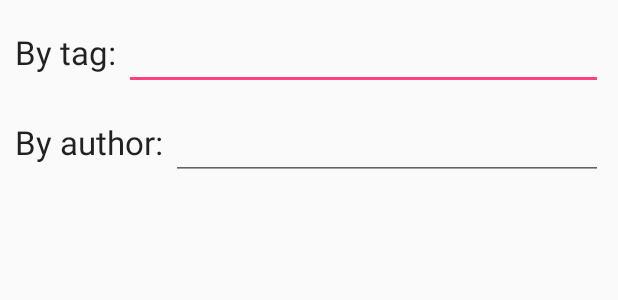
After one commit to rotem-ad/Beats, an Android app: the layout dialog_search_playlits.xml on its own in the app's theme, with its tools: preview values and no code run, on a phone screen of 412 x 824 dp. The commit adds this screen. Shown: the top 300 px of the screen. Run offline under Robolectric (Android 15) with nearby library versions, the phone set to English and light mode, and no system bars.

Commit message:
Add search in home tab

```diff
--- a/app/src/main/java/com/example/rotem/beats/Model/Model.java
+++ b/app/src/main/java/com/example/rotem/beats/Model/Model.java
@@ -96,6 +96,10 @@ public class Model {
         modelFirebase.getPlaylistsByUser(userId, listener);
     }
 
+    public void findPlaylists(String tag, String author, final GetPlaylistsListener listener) {
+        modelFirebase.findPlaylists(tag, author, listener);
+    }
+
     public void GetPlaylistById(String id, GetPlaylist listener){
         modelFirebase.getPlaylistById(id, listener);
     }
--- a/app/src/main/res/layout/dialog_add_tag.xml
+++ b/app/src/main/res/layout/dialog_add_tag.xml
@@ -8,7 +8,7 @@
     <TextView
         android:layout_width="wrap_content"
         android:layout_height="wrap_content"
-        android:text="Enter Tag : "
+        android:text="Enter tag : "
         android:textAppearance="?android:attr/textAppearanceLarge" />
 
     <EditText
--- /dev/null
+++ b/app/src/main/res/layout/dialog_search_playlits.xml
@@ -0,0 +1,53 @@
+<?xml version="1.0" encoding="utf-8"?>
+<LinearLayout xmlns:android="http://schemas.android.com/apk/res/android"
+    android:layout_width="match_parent"
+    android:layout_height="match_parent"
+    android:orientation="vertical"
+    android:padding="10dp">
+
+    <LinearLayout
+        android:layout_width="match_parent"
+        android:layout_height="wrap_content"
+        android:orientation="vertical">
+
+        <LinearLayout
+            android:layout_width="match_parent"
+            android:layout_height="wrap_content"
+            android:orientation="horizontal"
+            android:paddingBottom="10dp">
+
+            <TextView
+                android:layout_width="wrap_content"
+                android:layout_height="wrap_content"
+                android:text="By tag: "
+                android:textAppearance="?android:attr/textAppearanceLarge" />
+
+            <EditText
+                android:id="@+id/search_by_tag"
+                android:layout_width="match_parent"
+                android:layout_height="wrap_content"
+                android:textAppearance="?android:attr/textAppearanceLarge" />
+        </LinearLayout>
+
+        <LinearLayout
+            android:layout_width="match_parent"
+            android:layout_height="wrap_content"
+            android:orientation="horizontal"
+            android:paddingBottom="10dp">
+
+            <TextView
+                android:layout_width="wrap_content"
+                android:layout_height="wrap_content"
+                android:text="By author: "
+                android:textAppearance="?android:attr/textAppearanceLarge" />
+
+            <EditText
+                android:id="@+id/search_by_author"
+                android:layout_width="match_parent"
+                android:layout_height="wrap_content"
+                android:textAppearance="?android:attr/textAppearanceLarge" />
+        </LinearLayout>
+
+        </LinearLayout>
+
+</LinearLayout>
--- a/app/src/main/res/values/strings.xml
+++ b/app/src/main/res/values/strings.xml
@@ -22,5 +22,6 @@
     <string name="title_activity_playlist_edit">Edit Playlist</string>
     <string name="action_new_playlist">New Playlist</string>
     <string name="action_del_playlist">Delete Playlist</string>
+    <string name="action_search_playlist">Search Playlist</string>
 
 </resources>
```
Also changed, not shown: app/src/main/java/com/example/rotem/beats/HomeFragmentTab.java (+89 -0 lines), app/src/main/java/com/example/rotem/beats/Model/ModelFirebase.java (+58 -44 lines), app/src/main/res/menu/menu_home.xml (added, +16 -0 lines), app/src/main/res/drawable/plus2.png (deleted), app/src/main/res/drawable/search1.png (added).
